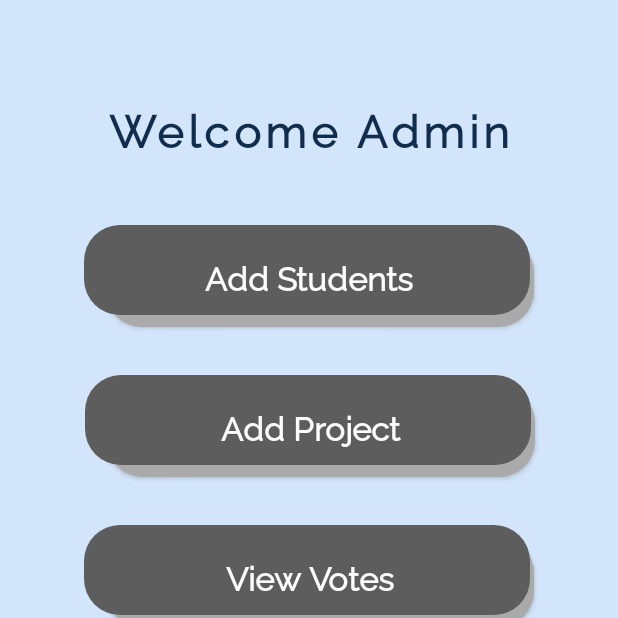
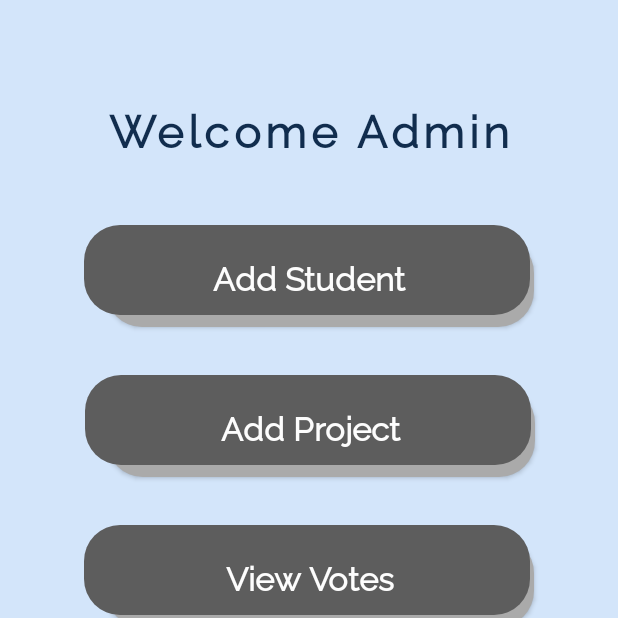
Before and after one commit to kumaranand7/Event-Voting-System, an Android app: the AdminHome screen opened directly, with no data from a screen before it, on a phone screen of 412 x 824 dp, the top half of it. Run offline under Robolectric (Android 15) with nearby library versions, the phone set to English and light mode, and no system bars.

Commit message:
updation in activities

```diff
--- a/app/src/main/res/layout/activity_admin_home.xml
+++ b/app/src/main/res/layout/activity_admin_home.xml
@@ -15,7 +15,7 @@
         android:background="@drawable/custombutton"
         android:fontFamily="@font/raleway"
         android:gravity="center"
-        android:text="Add Students"
+        android:text="Add Student"
         android:textAlignment="center"
         android:textAllCaps="false"
         android:textAppearance="@style/TextAppearance.AppCompat.Large"
```
